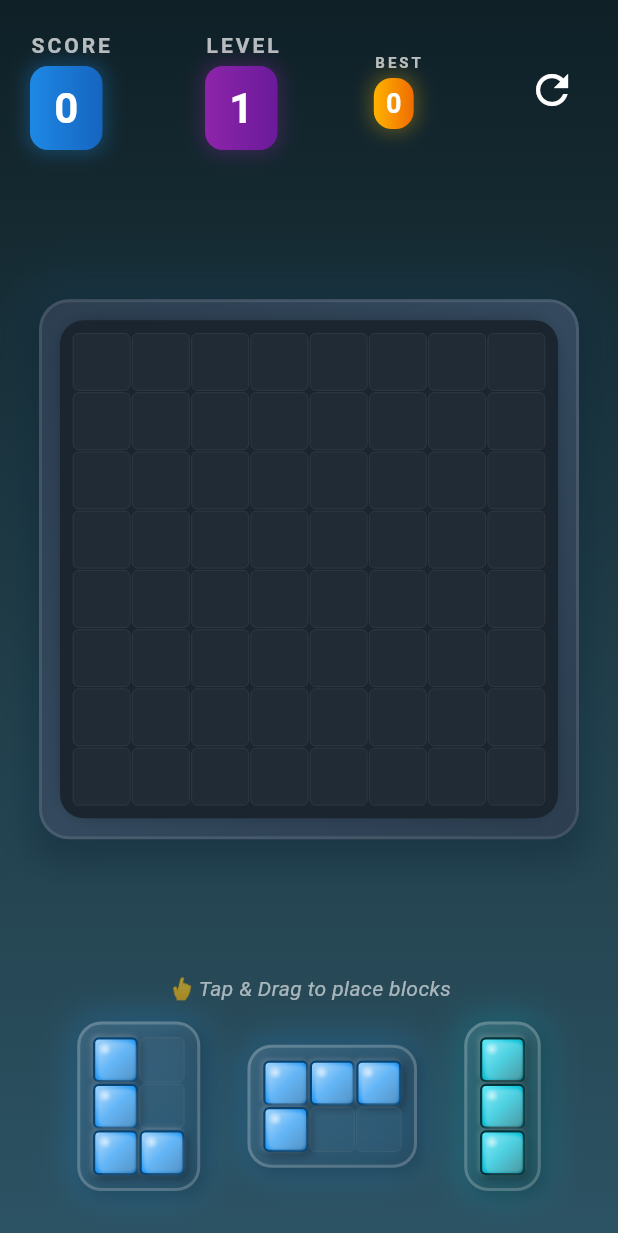
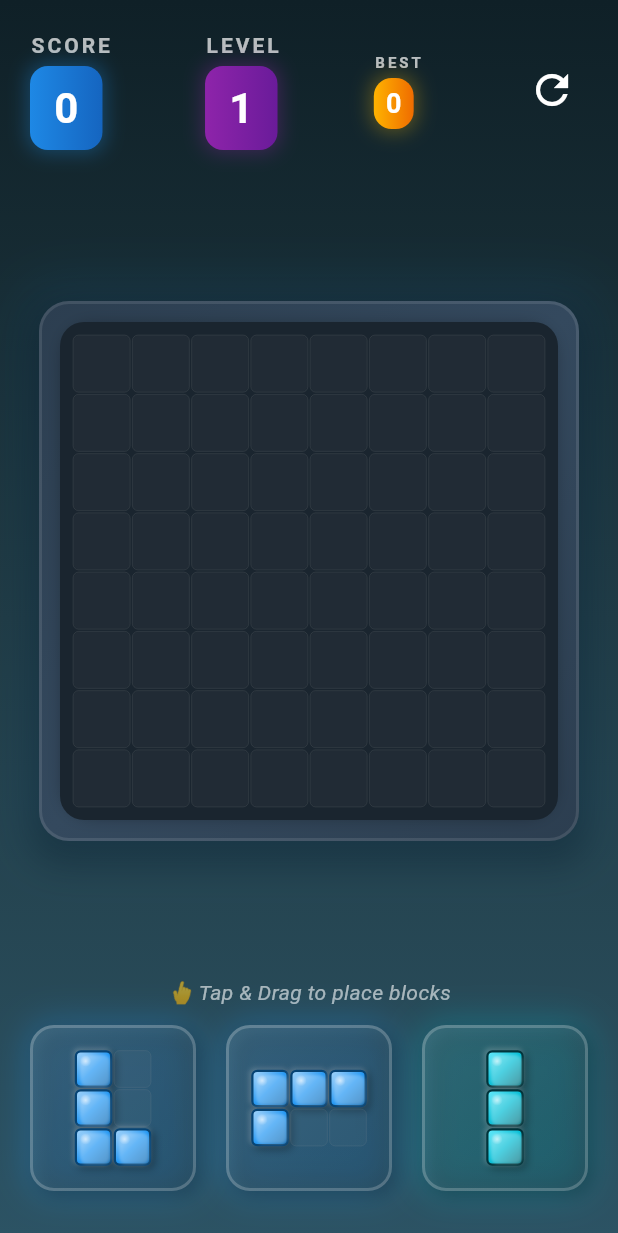
Before and after one commit to hshuong/block_blast_game, a Flutter app: the screen it shows after launch, on a phone screen of 412 x 824 dp. Shown: the top 1233 px of the screen. Run offline on Flutter 3.47's test engine with Material 3 defaults, Android fonts, the phone set to English and light mode, and no system bars; our stand-ins replace just_audio.

Commit message:
tam duoc roi day

```diff
--- a/lib/screens/game_screen.dart
+++ b/lib/screens/game_screen.dart
@@ -1,7 +1,7 @@
 import 'package:flutter/material.dart';
 import 'package:provider/provider.dart';
 import '../models/game_state.dart';
-import '../models/game_board.dart'; // Thêm import này
+import '../models/game_board.dart';
 import '../models/block_shape.dart';
 import '../widgets/game_board_widget.dart';
 import '../widgets/draggable_block_widget.dart';
@@ -24,6 +24,11 @@ class _GameScreenState extends State<GameScreen> {
 
   Offset _boardPosition = Offset.zero;
   Size _boardSize = Size.zero;
+  final List<GlobalKey> _blockKeys = List.generate(3, (index) => GlobalKey());
+
+  // Thêm biến để lưu vị trí bắt đầu và offset
+  Offset? _dragStartGlobalPosition;
+  Offset? _floatingBlockStartPosition;
 
   @override
   void initState() {
@@ -47,15 +52,13 @@ class _GameScreenState extends State<GameScreen> {
   Offset? _globalToGridCoordinate(Offset globalPos) {
     if (_boardSize == Size.zero) return null;
 
-    // Mở rộng vùng nhận diện xung quanh board
     Rect expandedBoardRect = Rect.fromLTWH(
-      _boardPosition.dx - 50, // Mở rộng 50px về bên trái
-      _boardPosition.dy - 50, // Mở rộng 50px lên trên
-      _boardSize.width + 100,  // Mở rộng 100px tổng chiều rộng
-      _boardSize.height + 100, // Mở rộng 100px tổng chiều cao
+      _boardPosition.dx - 50,
+      _boardPosition.dy - 50,
+      _boardSize.width + 100,
+      _boardSize.height + 100,
     );
 
-    // Nếu vị trí kéo nằm trong vùng mở rộng quanh board
     if (expandedBoardRect.contains(globalPos)) {
       Offset relativePos = globalPos - _boardPosition;
 
@@ -70,7 +73,6 @@ class _GameScreenState extends State<GameScreen> {
       double col = x / (cellSize + cellMargin);
       double row = y / (cellSize + cellMargin);
 
-      // Clamp giá trị để luôn nằm trong board
       col = col.clamp(0, GameBoard.size - 1).floorToDouble();
       row = row.clamp(0, GameBoard.size - 1).floorToDouble();
 
@@ -80,35 +82,57 @@ class _GameScreenState extends State<GameScreen> {
     return null;
   }
 
-  void _handleDragStart(int blockIndex) {
+  void _handleDragStart(int blockIndex, Offset dragStartGlobalPosition) {
     final gameState = Provider.of<GameState>(context, listen: false);
     final block = gameState.currentBlocks[blockIndex];
 
     if (block == null) return;
 
+    // Lấy vị trí global của block widget
+    final RenderBox? blockRenderBox = _blockKeys[blockIndex].currentContext?.findRenderObject() as RenderBox?;
+    if (blockRenderBox == null) return;
+
+    final blockGlobalPosition = blockRenderBox.localToGlobal(Offset.zero);
+    final blockSize = blockRenderBox.size;
+
+    // Tính vị trí bắt đầu:
+    // - x: giữa khối trong block section (cùng cột)
+    // - y: cạnh dưới của board
+    double startX = blockGlobalPosition.dx + blockSize.width / 2;
+    double startY = _boardPosition.dy + _boardSize.height;
+
     setState(() {
       _draggingBlock = block;
       _draggingBlockIndex = blockIndex;
-      _draggingPosition = null;
+      _floatingBlockStartPosition = Offset(startX, startY);
+      _dragStartGlobalPosition = dragStartGlobalPosition;
+      _draggingPosition = _floatingBlockStartPosition;
       _previewPosition = null;
     });
   }
 
-  void _handleDragUpdate(int blockIndex, Offset currentPosition) {
-    if (_draggingBlock == null) return;
+  void _handleDragUpdate(int blockIndex, Offset currentGlobalPosition) {
+    if (_draggingBlock == null ||
+        _floatingBlockStartPosition == null ||
+        _dragStartGlobalPosition == null) return;
+
+    // Tính toán sự dịch chuyển từ vị trí bắt đầu
+    Offset dragDelta = currentGlobalPosition - _dragStartGlobalPosition!;
+
+    // Vị trí mới = vị trí bắt đầu của floating block + độ dịch chuyển
+    Offset newFloatingPosition = _floatingBlockStartPosition! + dragDelta;
 
     setState(() {
-      _draggingPosition = currentPosition;
+      _draggingPosition = newFloatingPosition;
 
-      Offset? gridPos = _globalToGridCoordinate(currentPosition);
+      Offset? gridPos = _globalToGridCoordinate(newFloatingPosition);
       if (gridPos != null) {
         final gameState = Provider.of<GameState>(context, listen: false);
         int row = gridPos.dy.toInt();
         int col = gridPos.dx.toInt();
 
-        // Tự động tìm vị trí hợp lệ gần nhất nếu vị trí hiện tại không đặt được
+        // Tìm vị trí hợp lệ gần nhất
         if (!gameState.canPlaceBlock(_draggingBlock!, row, col)) {
-          // Thử các vị trí lân cận
           for (int r = row - 1; r <= row + 1; r++) {
             for (int c = col - 1; c <= col + 1; c++) {
               if (r >= 0 && r < GameBoard.size && c >= 0 && c < GameBoard.size) {
@@ -160,6 +184,8 @@ class _GameScreenState extends State<GameScreen> {
       _draggingBlockIndex = null;
       _draggingPosition = null;
       _previewPosition = null;
+      _dragStartGlobalPosition = null;
+      _floatingBlockStartPosition = null;
     });
   }
 
@@ -356,20 +382,36 @@ class _GameScreenState extends State<GameScreen> {
             ),
           ),
           SizedBox(height: 12),
-          Row(
-            mainAxisAlignment: MainAxisAlignment.spaceEvenly,
+          LayoutBuilder(
+            builder: (context, constraints) {
+              // Tính toán kích thước động dựa trên chiều rộng khả dụng
+              double availableWidth = constraints.maxWidth;
+              double blockSize = (availableWidth - 40) / 3; // Trừ đi khoảng cách giữa các block
+
+              // Giới hạn kích thước block trong khoảng hợp lý
+              blockSize = blockSize.clamp(80.0, 120.0);
+
+              return Row(
+                mainAxisAlignment: MainAxisAlignment.spaceBetween,
                 children: [
                   for (int i = 0; i < 3; i++)
-                DraggableBlockWidget(
+                    Container(
+                      key: _blockKeys[i],
+                      width: blockSize,
+                      height: blockSize,
+                      child: DraggableBlockWidget(
                         key: ValueKey('block-$i-${gameState.currentBlocks[i]?.name ?? "empty"}'),
                         block: gameState.currentBlocks[i],
                         blockIndex: i,
-                  onDragStart: () => _handleDragStart(i),
+                        onDragStart: _handleDragStart,
                         onDragUpdate: _handleDragUpdate,
                         onDragComplete: _handleDragComplete,
                         onDragCancel: _handleDragCancel,
                       ),
+                    ),
                 ],
+              );
+            },
           ),
         ],
       ),
--- a/lib/widgets/draggable_block_widget.dart
+++ b/lib/widgets/draggable_block_widget.dart
@@ -5,18 +5,18 @@ import 'block_preview_widget.dart';
 class DraggableBlockWidget extends StatefulWidget {
   final BlockShape? block;
   final int blockIndex;
+  final Function(int, Offset) onDragStart; // Thêm Offset parameter
+  final Function(int blockIndex, Offset currentPosition) onDragUpdate;
   final Function(int blockIndex, Offset dragStart, Offset dragEnd) onDragComplete;
-  final Function(int blockIndex, Offset currentPosition) onDragUpdate;
-  final VoidCallback onDragStart;
   final VoidCallback onDragCancel;
 
   const DraggableBlockWidget({
     Key? key,
     required this.block,
     required this.blockIndex,
+    required this.onDragStart,
+    required this.onDragUpdate,
     required this.onDragComplete,
-    required this.onDragUpdate,
-    required this.onDragStart,
     required this.onDragCancel,
   }) : super(key: key);
 
@@ -37,10 +37,10 @@ class _DraggableBlockWidgetState extends State<DraggableBlockWidget>
   void initState() {
     super.initState();
     _scaleController = AnimationController(
-      duration: Duration(milliseconds: 150), // Giảm thời gian animation
+      duration: Duration(milliseconds: 150),
       vsync: this,
     );
-    _scaleAnimation = Tween<double>(begin: 1.0, end: 1.1).animate( // Giảm scale để nhanh hơn
+    _scaleAnimation = Tween<double>(begin: 1.0, end: 1.1).animate(
       CurvedAnimation(parent: _scaleController, curve: Curves.easeOut),
     );
   }
@@ -73,7 +73,8 @@ class _DraggableBlockWidgetState extends State<DraggableBlockWidget>
     });
 
     _scaleController.forward();
-    widget.onDragStart();
+    // Truyền cả blockIndex và vị trí bắt đầu của drag
+    widget.onDragStart(widget.blockIndex, details.globalPosition);
   }
 
   void _handleDragUpdate(DragUpdateDetails details) {
@@ -81,7 +82,6 @@ class _DraggableBlockWidgetState extends State<DraggableBlockWidget>
 
     _lastDragPosition = details.globalPosition;
 
-    // Gửi vị trí cập nhật ngay lập tức
     widget.onDragUpdate(widget.blockIndex, details.globalPosition);
   }
 
@@ -119,6 +119,7 @@ class _DraggableBlockWidgetState extends State<DraggableBlockWidget>
     }
 
     return GestureDetector(
+      behavior: HitTestBehavior.opaque,
       onPanStart: _handleDragStart,
       onPanUpdate: _handleDragUpdate,
       onPanEnd: _handleDragEnd,
@@ -129,7 +130,7 @@ class _DraggableBlockWidgetState extends State<DraggableBlockWidget>
           return Transform.scale(
             scale: _scaleAnimation.value,
             child: Opacity(
-              opacity: _isDragging ? 0.5 : 1.0,
+              opacity: _isDragging ? 0.3 : 1.0,
               child: Container(
                 decoration: BoxDecoration(
                   borderRadius: BorderRadius.circular(16),
@@ -143,10 +144,12 @@ class _DraggableBlockWidgetState extends State<DraggableBlockWidget>
                         ]
                       : null,
                 ),
-                child: BlockPreviewWidget(
-                  block: widget.block,
-                  cellSize: 30,
-                  showShadow: true,
+                child: Center(
+                  child: BlockPreviewWidget(
+                    block: widget.block,
+                    cellSize: 25,
+                    showShadow: true,
+                  ),
                 ),
               ),
             ),
@@ -158,8 +161,6 @@ class _DraggableBlockWidgetState extends State<DraggableBlockWidget>
 
   Widget _buildEmptySlot() {
     return Container(
-      width: 120,
-      height: 120,
       decoration: BoxDecoration(
         borderRadius: BorderRadius.circular(16),
         color: Colors.grey.withOpacity(0.1),
@@ -172,7 +173,7 @@ class _DraggableBlockWidgetState extends State<DraggableBlockWidget>
         child: Icon(
           Icons.check_circle_outline,
           color: Colors.green.withOpacity(0.5),
-          size: 40,
+          size: 30,
         ),
       ),
     );
```
Lines whose indentation alone changed are shown as unchanged.
